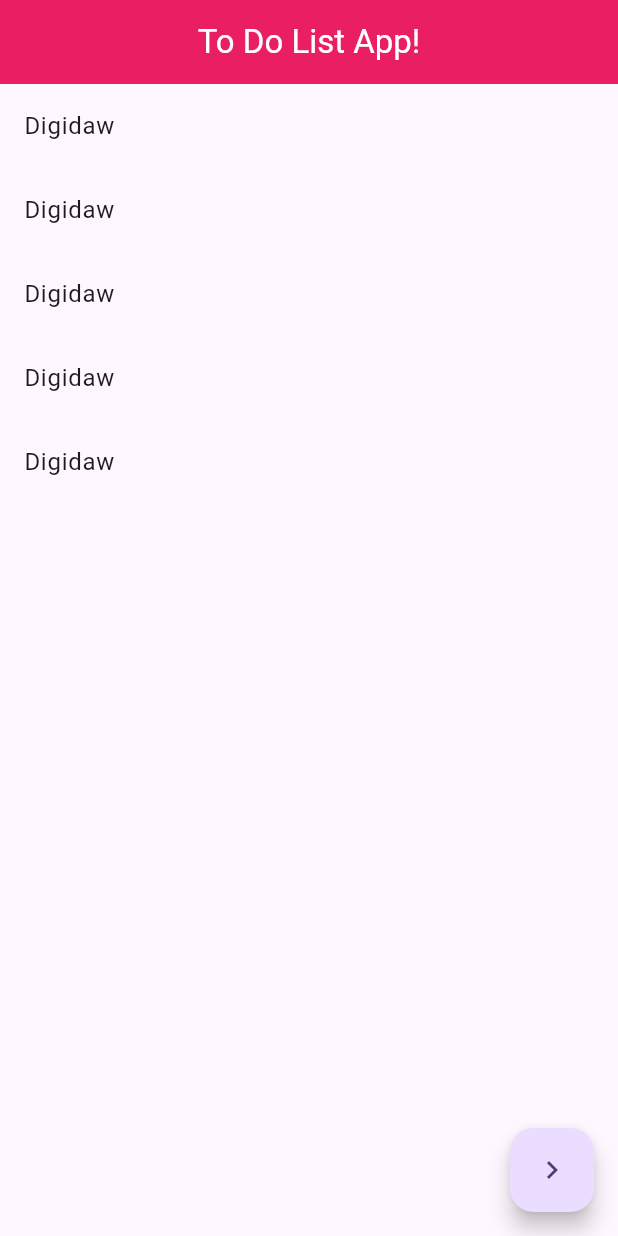
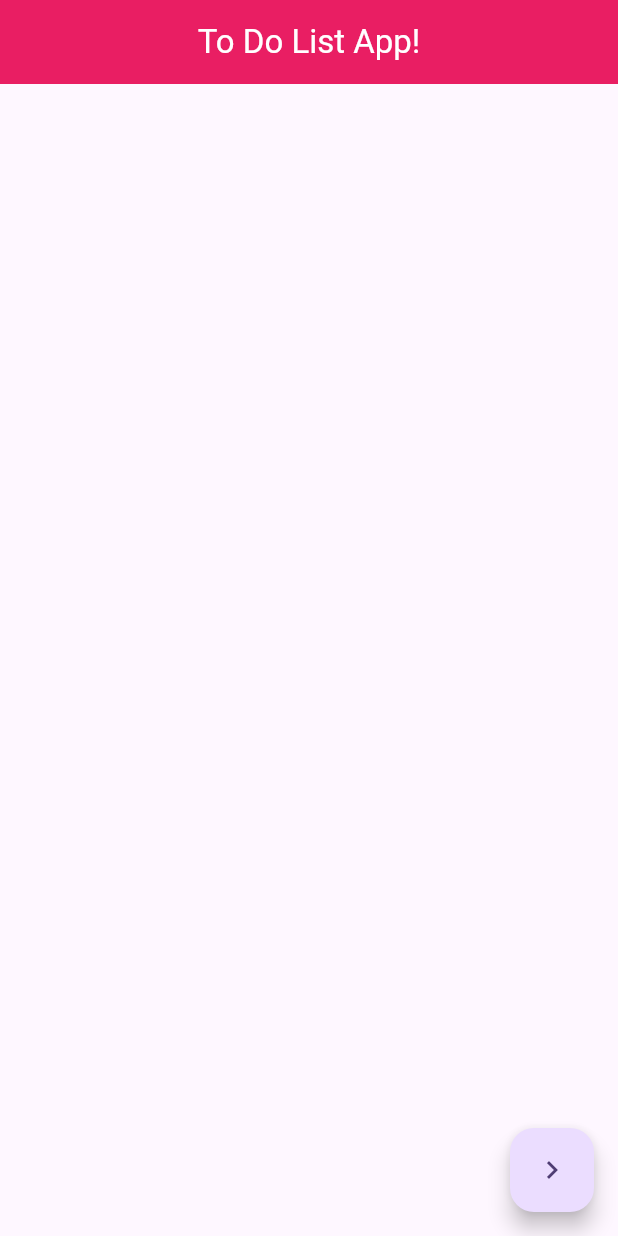
Before and after one commit to hafidzf25/todolistApp, a Flutter app: the screen it shows after launch, on a phone screen of 412 x 824 dp. Run offline on Flutter 3.47's test engine with Material 3 defaults, Android fonts, the phone set to English and light mode, and no system bars; our stand-ins replace bloc, flutter_bloc.

```diff
--- a/todolist_app/lib/add_todo_page.dart
+++ b/todolist_app/lib/add_todo_page.dart
@@ -1,4 +1,6 @@
 import 'package:flutter/material.dart';
+import 'package:flutter_bloc/flutter_bloc.dart';
+import 'package:todolist_app/cubit/todolist_cubit.dart';
 
 class AddTodoPage extends StatelessWidget {
   const AddTodoPage({super.key});
@@ -28,7 +30,9 @@ class AddTodoPage extends StatelessWidget {
               ),
               ElevatedButton(
                 onPressed: () {
+                  context.read<TodoCubit>().add(TextController.text.trim());
                   print(TextController.text.trim());
+                  Navigator.of(context).pop();
                 },
                 child: Text("Submit"),
               ),
--- a/todolist_app/lib/cubit/todolist_cubit.dart
+++ b/todolist_app/lib/cubit/todolist_cubit.dart
@@ -1,6 +1,11 @@
 import 'package:bloc/bloc.dart';
-import 'package:meta/meta.dart';
+import 'package:todolist_app/models/list_todo.dart';
 
-class TodolistCubit extends Cubit {
-  TodolistCubit() : super(TodolistInitial());
+class TodoCubit extends Cubit<List<ListTodo>> {
+  TodoCubit() : super([]);
+
+  void add(String title) {
+    final todo = ListTodo(title: title, createdAt: DateTime.now());
+    emit([...state, todo]);
+  }
 }
--- a/todolist_app/lib/main.dart
+++ b/todolist_app/lib/main.dart
@@ -1,5 +1,7 @@
 import 'package:flutter/material.dart';
+import 'package:flutter_bloc/flutter_bloc.dart';
 import 'package:todolist_app/add_todo_page.dart';
+import 'package:todolist_app/cubit/todolist_cubit.dart';
 import 'package:todolist_app/todo_list.dart';
 
 void main() {
@@ -11,7 +13,9 @@ class MainApp extends StatelessWidget {
 
   @override
   Widget build(BuildContext context) {
-    return MaterialApp(
+    return BlocProvider(
+      create: (context) => TodoCubit(),
+      child: MaterialApp(
         debugShowCheckedModeBanner: false,
         theme: ThemeData(
           colorScheme: ColorScheme.fromSeed(seedColor: Colors.deepPurple),
@@ -22,6 +26,7 @@ class MainApp extends StatelessWidget {
           '/': (_) => const TodoList(),
           '/add-todo': (_) => const AddTodoPage(),
         },
+      ),
     );
   }
 }
--- /dev/null
+++ b/todolist_app/lib/models/list_todo.dart
@@ -0,0 +1,9 @@
+class ListTodo {
+  final String title;
+  final DateTime createdAt;
+
+  ListTodo({
+    required this.title,
+    required this.createdAt,
+  });
+}
--- a/todolist_app/lib/todo_list.dart
+++ b/todolist_app/lib/todo_list.dart
@@ -1,4 +1,7 @@
 import 'package:flutter/material.dart';
+import 'package:flutter_bloc/flutter_bloc.dart';
+import 'package:todolist_app/cubit/todolist_cubit.dart';
+import 'package:todolist_app/models/list_todo.dart';
 
 class TodoList extends StatelessWidget {
   const TodoList({super.key});
@@ -16,11 +19,16 @@ class TodoList extends StatelessWidget {
           ),
         ),
       ),
-      body: ListView.builder(
-        itemCount: 5,
-        itemBuilder: (context, index) {
-          return ListTile(
-            title: Text('Digidaw'),
+      body: BlocBuilder<TodoCubit, List<ListTodo>>(
+        builder: (context, todos) {
+          return ListView.builder(
+            itemCount: todos.length,
+            itemBuilder: (context, index) {
+              final todo = todos[index];
+              return ListTile(
+                title: Text(todo.title),
+              );
+            },
           );
         },
       ),
```
Lines whose indentation alone changed are shown as unchanged.
